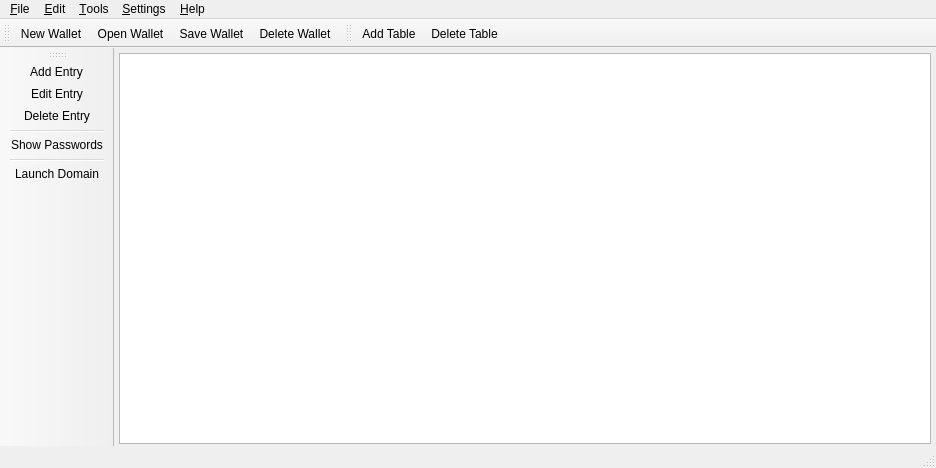
The window that scr/mainwindow.ui (waltergallegog/SEcubeWallet) describes before a commit, drawn with Qt 5.
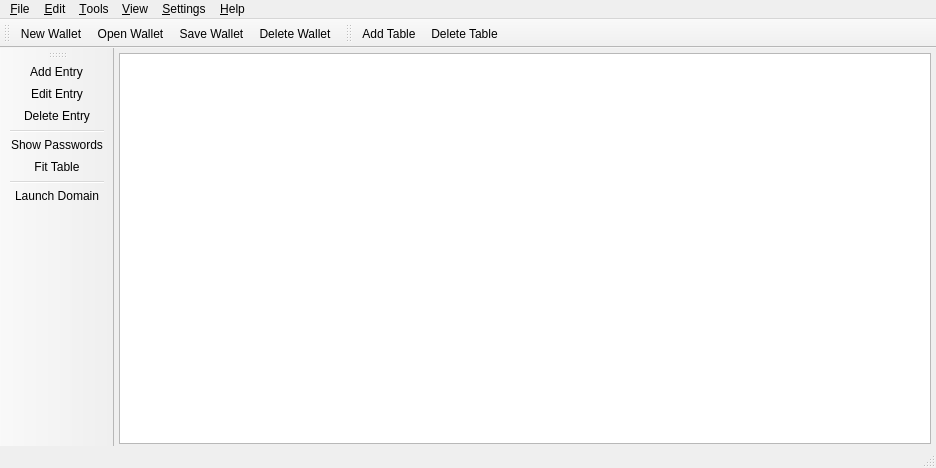
The same window after the commit. Icons and pictures are not drawn. Custom widgets are drawn as their Qt base class.

Commit message: fixed new wallet problem, more GUI, statusbar

The edit to the form file:
```diff
--- a/scr/mainwindow.ui
+++ b/scr/mainwindow.ui
@@ -105,9 +105,16 @@
     </property>
     <addaction name="action_Launch_Domain"/>
    </widget>
+   <widget class="QMenu" name="menuView">
+    <property name="title">
+     <string>&amp;View</string>
+    </property>
+    <addaction name="action_Fit_Table"/>
+   </widget>
    <addaction name="menu_File"/>
    <addaction name="menuEdit"/>
    <addaction name="menuTools"/>
+   <addaction name="menuView"/>
    <addaction name="menuSettings"/>
    <addaction name="menu_Help"/>
   </widget>
@@ -157,13 +164,14 @@
     <enum>LeftToolBarArea</enum>
    </attribute>
    <attribute name="toolBarBreak">
-    <bool>true</bool>
+    <bool>false</bool>
    </attribute>
    <addaction name="action_Add_Entry"/>
    <addaction name="action_Edit_Entry"/>
    <addaction name="action_Delete_Entry"/>
    <addaction name="separator"/>
    <addaction name="action_Show_Passwords"/>
+   <addaction name="action_Fit_Table"/>
    <addaction name="separator"/>
    <addaction name="action_Launch_Domain"/>
   </widget>
@@ -261,6 +269,11 @@
     <string>Edit Entry</string>
    </property>
   </action>
+  <action name="action_Fit_Table">
+   <property name="text">
+    <string>&amp;Fit Table</string>
+   </property>
+  </action>
  </widget>
  <layoutdefault spacing="6" margin="11"/>
  <customwidgets>
```
The commit also changes 5 other files.
